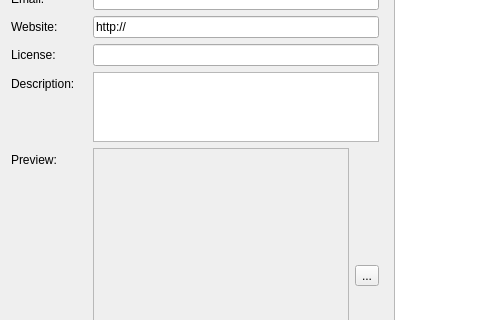
The window that krita/plugins/extensions/resourcemanager/wdgdlgcreatebundle.ui (KDE/krita) describes before a commit, drawn with Qt 5; both pictures show x 0 to 480 and y 106 to 426 of the 980 by 521 pixel window.
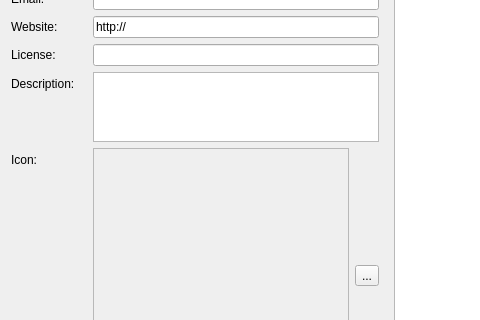
The same window after the commit.

Commit message: Fix saving of resources to the bundle

Diff of the .ui file:
```diff
--- a/krita/plugins/extensions/resourcemanager/wdgdlgcreatebundle.ui
+++ b/krita/plugins/extensions/resourcemanager/wdgdlgcreatebundle.ui
@@ -6,8 +6,8 @@
    <rect>
     <x>0</x>
     <y>0</y>
-    <width>950</width>
-    <height>507</height>
+    <width>977</width>
+    <height>516</height>
    </rect>
   </property>
   <property name="sizePolicy">
@@ -143,7 +143,7 @@
      <item row="7" column="0">
       <widget class="QLabel" name="label_5">
        <property name="text">
-        <string>Preview:</string>
+        <string>Icon:</string>
        </property>
       </widget>
      </item>
```
The commit also changes 2 other files.
